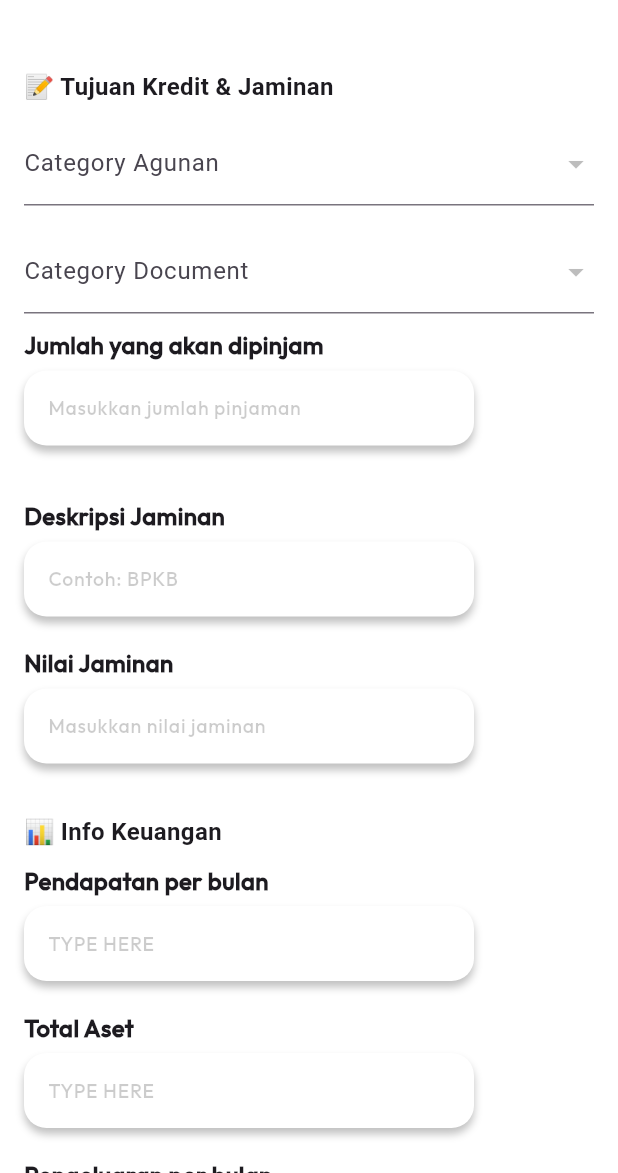
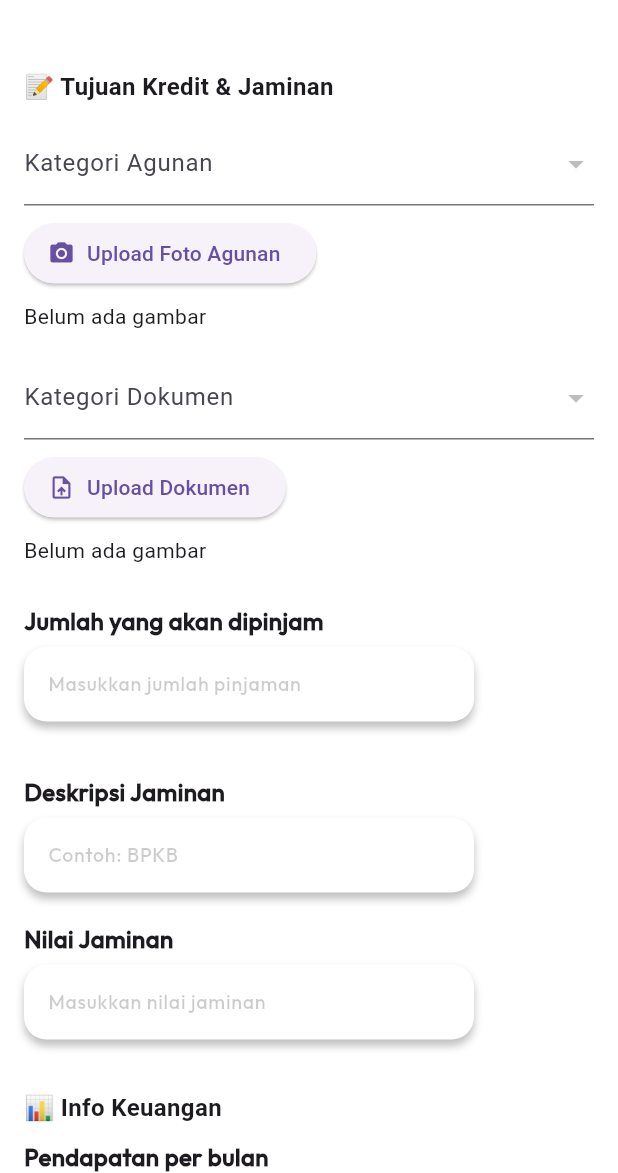
Before and after one commit to ITDEVKSPUK/loan-application-, a Flutter app: the FullCreditFormPage screen opened by its route, on a phone screen of 412 x 824 dp, the part 63-1236 px from its top. Run offline on Flutter 3.47's test engine with Material 3 defaults, Android fonts, the phone set to English and light mode, and no system bars; our stand-ins replace camera, cookie_jar, curved_labeled_navigation_bar, dio, dio_cookie_manager, flutter_multi_formatter and 3 more; missing offline and left inert: encrypt; accounts and stored records are empty; network calls fail; statements that could not run were skipped.

Commit message:
feat [AZ]: Enhance document and collateral upload functionality with new UI components

```diff
--- a/lib/views/inputuserdata/lampiran_agunan.dart
+++ b/lib/views/inputuserdata/lampiran_agunan.dart
@@ -6,6 +6,9 @@ import 'package:get/get.dart';
 import 'package:get/get_state_manager/src/rx_flutter/rx_obx_widget.dart';
 import 'package:loan_application/core/theme/color.dart';
 import 'package:loan_application/views/inputuserdata/form_agunan_controller.dart';
+import 'package:loan_application/widgets/InputUserData/financial_form_section.dart';
+import 'package:loan_application/widgets/InputUserData/upload_agunan.dart';
+import 'package:loan_application/widgets/InputUserData/upload_document.dart';
 import 'package:loan_application/widgets/textfield_form.dart';
 
 class FullCreditFormPage extends StatefulWidget {
@@ -17,7 +20,6 @@ class FullCreditFormPage extends StatefulWidget {
 
 class _FullCreditFormPageState extends State<FullCreditFormPage> {
   final controller = Get.put(CreditFormController());
-
 
   @override
   void dispose() {
@@ -45,149 +47,26 @@ class _FullCreditFormPageState extends State<FullCreditFormPage> {
               const Text("📝 Tujuan Kredit & Jaminan",
                   style: TextStyle(fontWeight: FontWeight.bold, fontSize: 16)),
               const SizedBox(height: 12),
-              Obx(() {
-                return DropdownButtonFormField<String>(
-                  value: controller.selectedAgunan.value.isEmpty
-                      ? null
-                      : controller.selectedAgunan.value,
-                  decoration: InputDecoration(labelText: "Category Agunan"),
-                  items: controller.agunanList.map((agunan) {
-                    return DropdownMenuItem<String>(
-                      value: agunan['ida'].toString(),
-                      child: Text(
-                          agunan['descript']),
-                    );
-                  }).toList(),
-                  onChanged: (val) {
-                    controller.selectedAgunan.value = val!;
-                  },
-                );
-              }),
+              UploadAgunanPicker(controller: controller),
               const SizedBox(height: 16),
-              Obx(() {
-                return DropdownButtonFormField<String>(
-                  value: controller.selectedDocument.value.isEmpty
-                      ? null
-                      : controller.selectedDocument.value,
-                  decoration: InputDecoration(labelText: "Category Document"),
-                  items: controller.documentList.map((document) {
-                    return DropdownMenuItem<String>(
-                      value: document[
-                          'id_catdocument'].toString(),
-                      child: Text(
-                          document['name']),
-                    );
-                  }).toList(),
-                  onChanged: (val) {
-                    controller.selectedDocument.value = val!;
-                  },
-                );
-              }),
-              TextfieldForm(
-                label: 'Jumlah yang akan dipinjam',
-                hintText: 'Masukkan jumlah pinjaman',
-                controller: controller.plafondController,
-                keyboardType: TextInputType.number,
-                inputFormatter: MoneyInputFormatter(),
-              ),
+              UploadDocumentPicker(controller: controller),
               const SizedBox(height: 16),
-              TextfieldForm(
-                label: 'Deskripsi Jaminan',
-                hintText: 'Contoh: BPKB',
-                controller: controller.collateralDescriptionController,
-              ),
-              TextfieldForm(
-                label: 'Nilai Jaminan',
-                hintText: 'Masukkan nilai jaminan',
-                controller: controller.collateralValueController,
-                keyboardType: TextInputType.number,
-                inputFormatter: MoneyInputFormatter(),
-              ),
+              FinancialFormSection(controller: controller),
               const SizedBox(height: 24),
-              const Text("📊 Info Keuangan",
-                  style: TextStyle(fontWeight: FontWeight.bold, fontSize: 16)),
-              TextfieldForm(
-                label: 'Pendapatan per bulan',
-                controller: controller.incomeController,
-                keyboardType: TextInputType.number,
-                inputFormatter: MoneyInputFormatter(),
-              ),
-              TextfieldForm(
-                label: 'Total Aset',
-                controller: controller.assetController,
-                keyboardType: TextInputType.number,
-                inputFormatter: MoneyInputFormatter(),
-              ),
-              TextfieldForm(
-                label: 'Pengeluaran per bulan',
-                controller: controller.expensesController,
-                keyboardType: TextInputType.number,
-                inputFormatter: MoneyInputFormatter(),
-              ),
-              TextfieldForm(
-                label: 'Angsuran per bulan',
-                controller: controller.installmentController,
-                keyboardType: TextInputType.number,
-                inputFormatter: MoneyInputFormatter(),
-              ),
-              const SizedBox(height: 24),
-              const Text("📸 Foto Jaminan",
-                  style: TextStyle(fontWeight: FontWeight.bold, fontSize: 16)),
-              const SizedBox(height: 8),
-              Container(
-                width: double.infinity,
-                padding: const EdgeInsets.all(16),
-                decoration: BoxDecoration(
-                  border: Border.all(color: Colors.grey.shade300),
-                  borderRadius: BorderRadius.circular(8),
-                ),
-                child: Column(
-                  children: [
-                    Icon(Icons.upload_file,
-                        size: 40, color: Colors.grey.shade600),
-                    const SizedBox(height: 8),
-                    ElevatedButton.icon(
-                      onPressed: () async {
-                        await controller.pickImagesFromSource(context, () {
-                          setState(() {}); // This will rebuild your widget
-                        });
-                      },
-                      icon: const Icon(Icons.add_photo_alternate),
-                      label: const Text("Upload Gambar Jaminan"),
-                      style: ElevatedButton.styleFrom(
-                        padding: const EdgeInsets.symmetric(
-                            horizontal: 24, vertical: 12),
-                        shape: RoundedRectangleBorder(
-                          borderRadius: BorderRadius.circular(8),
-                        ),
-                      ),
-                    ),
-                    if (controller.selectedImages.isEmpty) ...[
-                      const SizedBox(height: 8),
-                      Text(
-                        "Belum ada gambar yang dipilih",
-                        style: TextStyle(color: Colors.grey.shade600),
-                      ),
-                    ],
-                  ],
-                ),
-              ),
-              const SizedBox(height: 8),
-              Wrap(
-                spacing: 8,
-                runSpacing: 8,
-                children: controller.selectedImages
-                    .map((img) => Image.file(File(img.path),
-                        width: 80, height: 80, fit: BoxFit.cover))
-                    .toList(),
-              ),
-              const SizedBox(height: 16),
               Center(
                 child: ElevatedButton(
                   onPressed: () => controller.handleSubmit(context),
                   child: const Text("Submit"),
+                  style: ElevatedButton.styleFrom(
+                    padding: const EdgeInsets.symmetric(
+                        horizontal: 32, vertical: 12),
+                    shape: RoundedRectangleBorder(
+                      borderRadius: BorderRadius.circular(8),
+                    ),
+                  ),
                 ),
               ),
+              const SizedBox(height: 16),
             ],
           ),
         ),
--- /dev/null
+++ b/lib/widgets/InputUserData/financial_form_section.dart
@@ -0,0 +1,69 @@
+import 'package:flutter/material.dart';
+import 'package:flutter_multi_formatter/flutter_multi_formatter.dart';
+import 'package:get/get.dart';
+import 'package:loan_application/views/inputuserdata/form_agunan_controller.dart';
+import 'package:loan_application/widgets/textfield_form.dart';
+
+class FinancialFormSection extends StatelessWidget {
+  final CreditFormController controller;
+
+  const FinancialFormSection({super.key, required this.controller});
+
+  @override
+  Widget build(BuildContext context) {
+    return Column(
+      crossAxisAlignment: CrossAxisAlignment.start,
+      children: [
+        TextfieldForm(
+          label: 'Jumlah yang akan dipinjam',
+          hintText: 'Masukkan jumlah pinjaman',
+          controller: controller.plafondController,
+          keyboardType: TextInputType.number,
+          inputFormatter: MoneyInputFormatter(),
+        ),
+        const SizedBox(height: 16),
+        TextfieldForm(
+          label: 'Deskripsi Jaminan',
+          hintText: 'Contoh: BPKB',
+          controller: controller.collateralDescriptionController,
+        ),
+        TextfieldForm(
+          label: 'Nilai Jaminan',
+          hintText: 'Masukkan nilai jaminan',
+          controller: controller.collateralValueController,
+          keyboardType: TextInputType.number,
+          inputFormatter: MoneyInputFormatter(),
+        ),
+        const SizedBox(height: 24),
+        const Text(
+          "📊 Info Keuangan",
+          style: TextStyle(fontWeight: FontWeight.bold, fontSize: 16),
+        ),
+        TextfieldForm(
+          label: 'Pendapatan per bulan',
+          controller: controller.incomeController,
+          keyboardType: TextInputType.number,
+          inputFormatter: MoneyInputFormatter(),
+        ),
+        TextfieldForm(
+          label: 'Total Aset',
+          controller: controller.assetController,
+          keyboardType: TextInputType.number,
+          inputFormatter: MoneyInputFormatter(),
+        ),
+        TextfieldForm(
+          label: 'Pengeluaran per bulan',
+          controller: controller.expensesController,
+          keyboardType: TextInputType.number,
+          inputFormatter: MoneyInputFormatter(),
+        ),
+        TextfieldForm(
+          label: 'Angsuran per bulan',
+          controller: controller.installmentController,
+          keyboardType: TextInputType.number,
+          inputFormatter: MoneyInputFormatter(),
+        ),
+      ],
+    );
+  }
+}
--- /dev/null
+++ b/lib/widgets/InputUserData/upload_agunan.dart
@@ -0,0 +1,69 @@
+import 'package:flutter/material.dart';
+import 'package:get/get.dart';
+import 'package:loan_application/views/inputuserdata/form_agunan_controller.dart';
+
+class UploadAgunanPicker extends StatelessWidget {
+  final CreditFormController controller;
+
+  const UploadAgunanPicker({super.key, required this.controller});
+
+  @override
+  Widget build(BuildContext context) {
+    return Column(
+      crossAxisAlignment: CrossAxisAlignment.start,
+      children: [
+        Obx(() {
+          return DropdownButtonFormField<String>(
+            value: controller.selectedAgunan.value.isEmpty
+                ? null
+                : controller.selectedAgunan.value,
+            decoration: const InputDecoration(labelText: "Kategori Agunan"),
+            items: controller.agunanList.map((agunan) {
+              return DropdownMenuItem<String>(
+                value: agunan['ida'].toString(),
+                child: Text(agunan['descript']),
+              );
+            }).toList(),
+            onChanged: (val) => controller.selectedAgunan.value = val!,
+          );
+        }),
+        const SizedBox(height: 8),
+        ElevatedButton.icon(
+          onPressed: () => controller.pickAgunanImages(context),
+          icon: const Icon(Icons.camera_alt),
+          label: const Text("Upload Foto Agunan"),
+        ),
+        const SizedBox(height: 8),
+        Obx(() {
+          final images = controller.selectedAgunanImages;
+          if (images.isEmpty) return const Text("Belum ada gambar");
+
+          return SizedBox(
+            height: 80,
+            child: ListView.builder(
+              scrollDirection: Axis.horizontal,
+              itemCount: images.length,
+              itemBuilder: (context, index) => Padding(
+                padding: const EdgeInsets.only(right: 8),
+                child: Stack(
+                  children: [
+                    Image.file(images[index],
+                        width: 80, height: 80, fit: BoxFit.cover),
+                    Positioned(
+                      top: 0,
+                      right: 0,
+                      child: GestureDetector(
+                        onTap: () => images.removeAt(index),
+                        child: const Icon(Icons.cancel, color: Colors.red),
+                      ),
+                    ),
+                  ],
+                ),
+              ),
+            ),
+          );
+        }),
+      ],
+    );
+  }
+}
--- /dev/null
+++ b/lib/widgets/InputUserData/upload_document.dart
@@ -0,0 +1,70 @@
+import 'package:flutter/material.dart';
+import 'package:flutter/widgets.dart';
+import 'package:get/get.dart';
+import 'package:loan_application/views/inputuserdata/form_agunan_controller.dart';
+
+class UploadDocumentPicker extends StatelessWidget {
+  final CreditFormController controller;
+
+  const UploadDocumentPicker({super.key, required this.controller});
+
+  @override
+  Widget build(BuildContext context) {
+    return Column(
+      crossAxisAlignment: CrossAxisAlignment.start,
+      children: [
+        Obx(() {
+          return DropdownButtonFormField<String>(
+            value: controller.selectedDocument.value.isEmpty
+                ? null
+                : controller.selectedDocument.value,
+            decoration: const InputDecoration(labelText: "Kategori Dokumen"),
+            items: controller.documentList.map((doc) {
+              return DropdownMenuItem<String>(
+                value: doc['id_catdocument'].toString(),
+                child: Text(doc['name']),
+              );
+            }).toList(),
+            onChanged: (val) => controller.selectedDocument.value = val!,
+          );
+        }),
+        const SizedBox(height: 8),
+        ElevatedButton.icon(
+          onPressed: () => controller.pickDocumentImages(context),
+          icon: const Icon(Icons.upload_file),
+          label: const Text("Upload Dokumen"),
+        ),
+        const SizedBox(height: 8),
+        Obx(() {
+          final images = controller.selectedDocumentImages;
+          if (images.isEmpty) return const Text("Belum ada gambar");
+
+          return SizedBox(
+            height: 80,
+            child: ListView.builder(
+              scrollDirection: Axis.horizontal,
+              itemCount: images.length,
+              itemBuilder: (context, index) => Padding(
+                padding: const EdgeInsets.only(right: 8),
+                child: Stack(
+                  children: [
+                    Image.file(images[index],
+                        width: 80, height: 80, fit: BoxFit.cover),
+                    Positioned(
+                      top: 0,
+                      right: 0,
+                      child: GestureDetector(
+                        onTap: () => images.removeAt(index),
+                        child: const Icon(Icons.cancel, color: Colors.red),
+                      ),
+                    ),
+                  ],
+                ),
+              ),
+            ),
+          );
+        }),
+      ],
+    );
+  }
+}
```
Also changed, not shown: lib/views/inputuserdata/form_agunan_controller.dart (+65 -9 lines).
